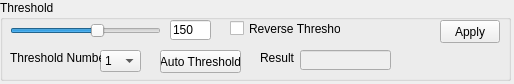
Before: the Qt Designer form VisionWidget/ThresholdWidget.ui in hceng123/VisionLibrary, drawn with Qt 5.
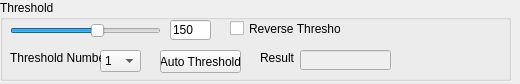
After: the same form once the commit is applied.

Commit message:
Auto apply the intermediate result
1. Auto apply the intermediate result.
2. Add EdgeDetectWidget and PR_DefectEdge function.

The edit to the form file:
```diff
--- a/VisionWidget/ThresholdWidget.ui
+++ b/VisionWidget/ThresholdWidget.ui
@@ -6,7 +6,7 @@
    <rect>
     <x>0</x>
     <y>0</y>
-    <width>514</width>
+    <width>520</width>
     <height>84</height>
    </rect>
   </property>
@@ -152,19 +152,6 @@
      <string>Reverse Threshold</string>
     </property>
    </widget>
-   <widget class="QPushButton" name="btnApply">
-    <property name="geometry">
-     <rect>
-      <x>440</x>
-      <y>20</y>
-      <width>60</width>
-      <height>23</height>
-     </rect>
-    </property>
-    <property name="text">
-     <string>Apply</string>
-    </property>
-   </widget>
   </widget>
  </widget>
  <layoutdefault spacing="6" margin="11"/>
```
The commit also changes 29 other files.
